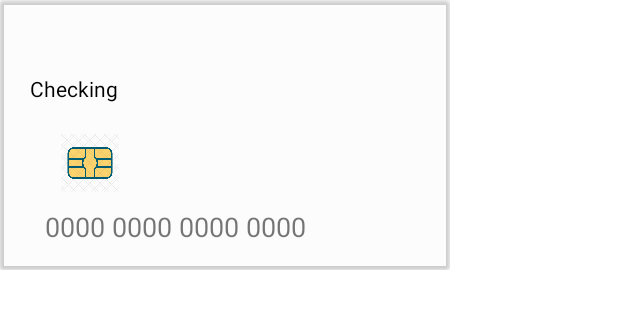
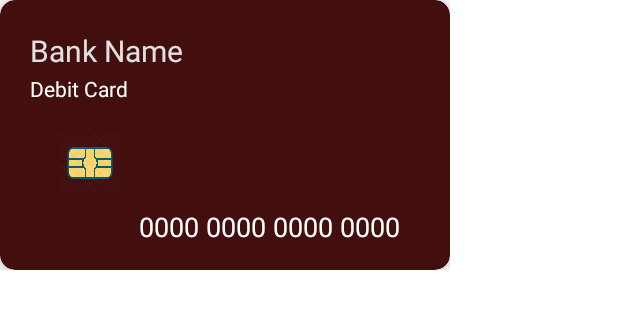
Before and after one commit to Sundaram-sharma/JustInTimeFinance, an Android app: the layout recycler_card.xml on its own in the app's theme, with its tools: preview values and no code run, on a phone screen of 412 x 824 dp. Shown: the top 309 px of the screen. Run offline under Robolectric (Android 15) with nearby library versions, the phone set to English and light mode, and no system bars.

Commit message:
Added Recycler View For Cards and corrected its errors

```diff
--- a/app/src/main/java/com/appforall/justintimefinance/MenuActions/MyAccount.java
+++ b/app/src/main/java/com/appforall/justintimefinance/MenuActions/MyAccount.java
@@ -20,8 +20,8 @@ public class MyAccount extends Fragment {
                              Bundle savedInstanceState) {
         CardRecycler cardRecycler;
         View v = inflater.inflate(R.layout.activity_my_account, container, false);
-         //  Activity activity = getActivity();
-          // cardRecycler = new CardRecycler(v, activity); //create recycler view to display data//
+           Activity activity = getActivity();
+          cardRecycler = new CardRecycler(v, activity); //create recycler view to display data//
         return v;
     }
 }
--- a/app/src/main/java/com/appforall/justintimefinance/RecyclerAdaptor/Model/Transaction.java
+++ /dev/null
@@ -1,5 +0,0 @@
-package com.appforall.justintimefinance.RecyclerAdaptor.Model;
-
-public class Transaction {
-
-}
--- a/app/src/main/java/com/appforall/justintimefinance/RecyclerAdaptor/RecyclerAdapter/CardRecycler.java
+++ b/app/src/main/java/com/appforall/justintimefinance/RecyclerAdaptor/RecyclerAdapter/CardRecycler.java
@@ -19,10 +19,15 @@ private RecyclerView recycleList;
 
     public CardRecycler(View v,  Activity activity)
     {
+        Log.i("in constructor", "start");
         cards =  new ArrayList<CardDetail>();
+        Log.i("in constructor", "Initialize");
         Initialize(v);  // Initialize the recycleList
+        Log.i("in constructor", "AddCards");
         AddCards(v); // to add products to the defined List
+        Log.i("in constructor", "start");
         BindListData(activity); // store data to recycleList
+        Log.i("in constructor", "BindListData");
     }
 
     private void Initialize(View v)
@@ -38,6 +43,7 @@ private RecyclerView recycleList;
     private void AddCards(View v)
     {
          cards = dbHandler.GetCards(); //get data from database
+        Log.i("cards size=","cardssize=" + cards.size());
         if(cards.size() == 0)
         {
             Toast.makeText(v.getContext(), "Record Not Found", Toast.LENGTH_LONG).show();
--- a/app/src/main/java/com/appforall/justintimefinance/db/DatabaseHandler.java
+++ b/app/src/main/java/com/appforall/justintimefinance/db/DatabaseHandler.java
@@ -132,13 +132,18 @@ public class DatabaseHandler extends SQLiteOpenHelper {
          List<CardDetail> cards = new ArrayList<CardDetail>();
         SQLiteDatabase db = getReadableDatabase();
         String query = "select bankname,cardnumber from cv_bank cb inner join cv_card cc on cb.id=cc.bankid where userid='" + userid + "'";
+       Log.i("GetCards", "db_query:" + query);
         Cursor c = db.rawQuery(query, null);
         c.moveToFirst();
         while (!c.isAfterLast()) {
             CardDetail card = new CardDetail();
             card.setBankname(c.getString(c.getColumnIndex("bankname")));
             card.setCardnumber(c.getString(c.getColumnIndex("cardnumber")));
+            Log.i("Going to add cards", "card:" + card.getBankname());
+            Log.i("Going to add cards", "card:" + card.getCardnumber());
             cards.add(card);
+            Log.i("Going to add cards", "cardsize:" + cards.size());
+            c.moveToNext();
         }
         return cards;
     }
--- a/app/src/main/res/layout/recycler_card.xml
+++ b/app/src/main/res/layout/recycler_card.xml
@@ -8,33 +8,37 @@
         android:layout_width="300dp"
         android:layout_height="180dp"
         android:layout_centerHorizontal="true"
-        android:elevation="1dp"
-        app:cardCornerRadius="4dp"
-        app:cardMaxElevation="2dp"
-        app:cardBackgroundColor="@color/cardview_shadow_end_color"
-        >
-        </androidx.cardview.widget.CardView>
+        android:elevation="10dp"
+        android:layout_centerInParent="true"
+        app:cardBackgroundColor="#430E0E"
+        app:cardCornerRadius="10dp"
+        app:cardElevation="10dp">
 
+        <LinearLayout
+            android:id="@+id/linearLayoutTransaction1"
+            android:layout_width="match_parent"
+            android:layout_height="match_parent"
+            android:orientation="vertical">
     <TextView
         android:id="@+id/bankname"
         android:layout_width="wrap_content"
         android:layout_height="wrap_content"
-        android:text=""
+        android:layout_marginStart="20dp"
         android:layout_marginTop="20dp"
-        android:layout_marginStart="20dp"
-        android:textSize="20sp"
-        android:textColor="@color/black">
-    </TextView>
+        android:text="Bank Name"
+        android:textColor="#E1E1E1"
+        android:textSize="20sp"></TextView>
+
     <TextView
         android:id="@+id/banktype"
         android:layout_below="@+id/bankname"
         android:layout_width="wrap_content"
         android:layout_height="wrap_content"
-        android:text="@string/checking"
+        android:text="Debit Card"
         android:layout_marginTop="2dp"
         android:layout_marginStart="20dp"
         android:textSize="14sp"
-        android:textColor="@color/black">
+        android:textColor="@color/white">
     </TextView>
 
     <ImageView
@@ -48,14 +52,16 @@
 
     <TextView
         android:id="@+id/cardnumber"
-        android:layout_below="@+id/chip"
         android:layout_width="wrap_content"
         android:layout_height="wrap_content"
-        android:textSize="18sp"
+        android:layout_below="@+id/chip"
+        android:layout_marginStart="30dp"
+        android:layout_gravity="center"
         android:layout_marginTop="10dp"
-        android:layout_marginStart="30dp"
-        android:text="@string/demoAccountNumber"/>
-
-
+        android:text="@string/demoAccountNumber"
+        android:textColor="@color/white"
+        android:textSize="18sp" />
+        </LinearLayout>
+    </androidx.cardview.widget.CardView>
 
 </RelativeLayout>
```
Also changed, not shown: app/src/main/java/com/appforall/justintimefinance/RecyclerAdaptor/ModelAdapter/TransactionAdapter.java (deleted, +0 -67 lines), app/src/main/java/com/appforall/justintimefinance/RecyclerAdaptor/RecyclerAdapter/TransactionRecycler.java (deleted, +0 -51 lines), app/src/main/res/layout/activity_my_account.xml (+17 -9 lines).
